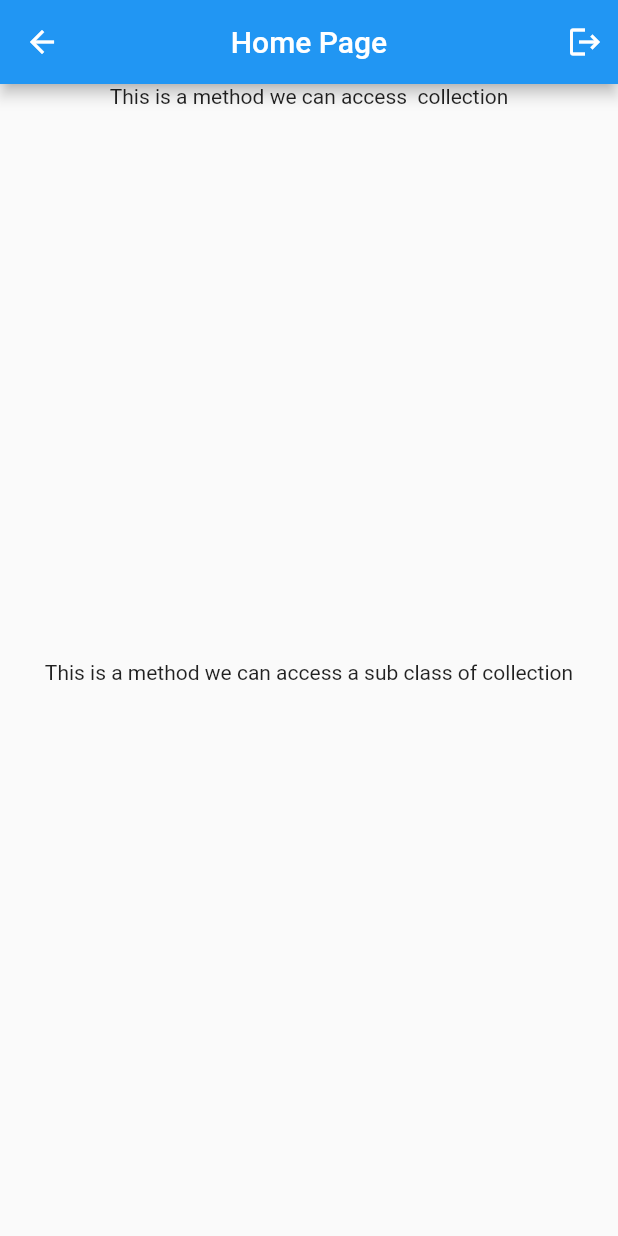
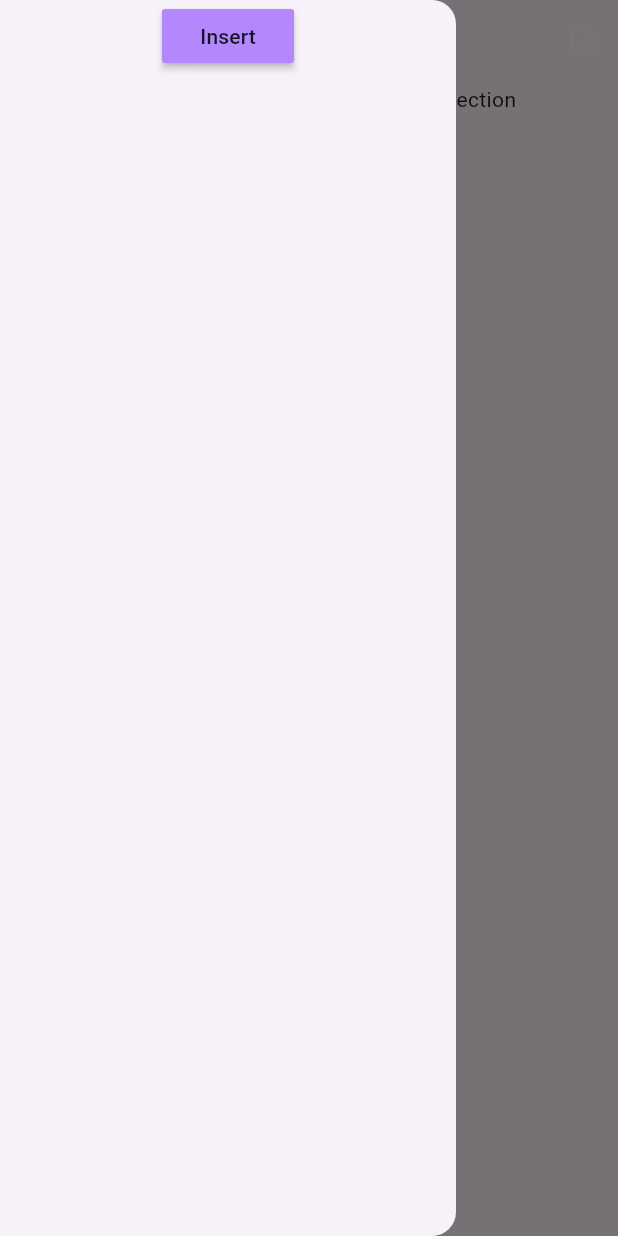
Before and after one commit to dhruvin2004/firebase, a Flutter app: the HomePage screen opened by its route, with the side drawer open (before the commit the screen has no drawer), on a phone screen of 412 x 824 dp. Run offline on Flutter 3.47's test engine with Material 2 defaults, Android fonts, the phone set to English and light mode, and no system bars; our stand-ins replace cloud_firestore, firebase_auth, firebase_core, google_sign_in; accounts and stored records are empty; network calls fail.

Commit message:
DP | 10/3/2023 9:20 AM

```diff
--- /dev/null
+++ b/lib/AppString.dart
@@ -0,0 +1,4 @@
+
+
+
+import 'package:cloud_firestore/cloud_firestore.dart';
--- /dev/null
+++ b/lib/CRUD.dart
@@ -0,0 +1,21 @@
+import 'package:cloud_firestore/cloud_firestore.dart';
+
+class DatabaseHelper {
+
+  static DatabaseHelper instance = DatabaseHelper();
+  FirebaseFirestore firestore = FirebaseFirestore.instance;
+  CollectionReference user = FirebaseFirestore.instance.collection('user');
+
+  updateData({int? index}) async {
+    var docSnap = await user.get();
+    var docId = docSnap.docs;
+
+    return user
+        .doc(docId[index!].id)
+        .update({'name': 'Dhruvin'})
+        .then((value) => print("Update Successfully"))
+        .catchError(
+          (error) => print('Error : $error'),
+        );
+  }
+}
--- a/lib/homepage.dart
+++ b/lib/homepage.dart
@@ -1,4 +1,5 @@
 import 'package:cloud_firestore/cloud_firestore.dart';
+import 'package:firebase/CRUD.dart';
 import 'package:firebase_auth/firebase_auth.dart';
 import 'package:flutter/material.dart';
 
@@ -15,20 +16,31 @@ class _HomePageState extends State<HomePage> {
   @override
   Widget build(BuildContext context) {
     return Scaffold(
+      drawer: Drawer(
+        child: SafeArea(
+          child: Column(
+            children: [
+              MaterialButton(onPressed: () {},
+                color: Colors.deepPurpleAccent.shade100,
+                child: const Text("Insert"),)
+            ],
+          ),
+        ),
+      ),
       appBar: AppBar(
-        title: Text("Home Page"),
+        title: const Text("Home Page"),
         actions: [
           GestureDetector(
             onTap: () async {
               await FirebaseAuth.instance.signOut().whenComplete(
-                      () => Navigator.pushReplacementNamed(context, '/'));
+                    () => Navigator.pushReplacementNamed(context, '/'),);
             },
-            child: Icon(
+            child: const Icon(
               Icons.logout,
               color: Colors.white,
             ),
           ),
-          SizedBox(
+           const SizedBox(
             width: 10,
           ),
         ],
@@ -36,17 +48,18 @@ class _HomePageState extends State<HomePage> {
       ),
       body: Column(
         children: [
-          Text("This is a method we can access  collection"),
+          const Text("This is a method we can access  collection"),
           Expanded(
             flex: 1,
             child: StreamBuilder(
-                stream: FirebaseFirestore.instance.collection('user').snapshots(),
+                stream: FirebaseFirestore.instance.collection('user')
+                    .snapshots(),
                 builder: (context, snapshot) {
                   if (snapshot.hasError) {
-                    return Text('Something went wrong');
+                    return const Text('Something went wrong');
                   }
                   if (snapshot.connectionState == ConnectionState.waiting) {
-                    return Text("Loading");
+                    return Center(child: Container(height: 100,width: 100,alignment: Alignment.center,child: const CircularProgressIndicator()));
                   }
                   return ListView.builder(
                     itemCount: snapshot.data!.docs.length,
@@ -55,7 +68,11 @@ class _HomePageState extends State<HomePage> {
                       return ListTile(
                         leading: CircleAvatar(child: Text("${index + 1}"),),
                         title: Text("${data['name']}"),
-                        subtitle: Text("${data['age']}"),
+                        subtitle: Text("Age : ${data['age']}"),
+                        trailing: MaterialButton(color: Colors.purpleAccent.shade100,onPressed: () {
+                          DatabaseHelper.instance.updateData(index: index);
+                        },
+                        child: Text("Edit"),),
 
                       );
                     },
@@ -64,34 +81,35 @@ class _HomePageState extends State<HomePage> {
                 }),
           ),
 
-          Text("This is a method we can access a sub class of collection"),
-          Expanded(
-            flex: 1,
-            child: StreamBuilder(
-                stream: FirebaseFirestore.instance.collection('user').doc('CJ64rTiP7YsqQuUjPwnI').collection('sub_data').snapshots(),
-                builder: (context, snapshot) {
-                  if (snapshot.hasError) {
-                    return Text('Something went wrong');
-                  }
-                  if (snapshot.connectionState == ConnectionState.waiting) {
-                    return Text("Loading");
-                  }
-
-                  return ListView.builder(
-                    itemCount: snapshot.data!.docs.length,
-                    itemBuilder: (context, index) {
-                      var data = snapshot.data!.docs[index];
-                      return ListTile(
-                        leading: CircleAvatar(child: Text("${index + 1}"),),
-                        title: Text("${data['name']}  ${data['surname']}"),
-                        subtitle: Text("${data['age']}"),
-
-                      );
-                    },
-
-                  );
-                }),
-          ),
+          // Text("This is a method we can access a sub class of collection"),
+          // Expanded(
+          //   flex: 1,
+          //   child: StreamBuilder(
+          //       stream: FirebaseFirestore.instance.collection('user').doc(
+          //           'CJ64rTiP7YsqQuUjPwnI').collection('sub_data').snapshots(),
+          //       builder: (context, snapshot) {
+          //         if (snapshot.hasError) {
+          //           return Text('Something went wrong');
+          //         }
+          //         if (snapshot.connectionState == ConnectionState.waiting) {
+          //           return Center(child: Container(height: 100,width: 100,alignment: Alignment.center,child: CircularProgressIndicator()));
+          //         }
+          //
+          //         return ListView.builder(
+          //           itemCount: snapshot.data!.docs.length,
+          //           itemBuilder: (context, index) {
+          //             var data = snapshot.data!.docs[index];
+          //             return ListTile(
+          //               leading: CircleAvatar(child: Text("${index + 1}"),),
+          //               title: Text("${data['name']}  ${data['surname']}"),
+          //               subtitle: Text("${data['age']}"),
+          //
+          //             );
+          //           },
+          //
+          //         );
+          //       }),
+          // ),
         ],
       ),
     );
--- a/lib/main.dart
+++ b/lib/main.dart
@@ -27,6 +27,9 @@ class _MyAppState extends State<MyApp> {
   @override
   Widget build(BuildContext context) {
     return MaterialApp(
+      theme: ThemeData(
+        useMaterial3: true
+      ),
       debugShowCheckedModeBanner: false,
       initialRoute: '/',
      routes: {
```
